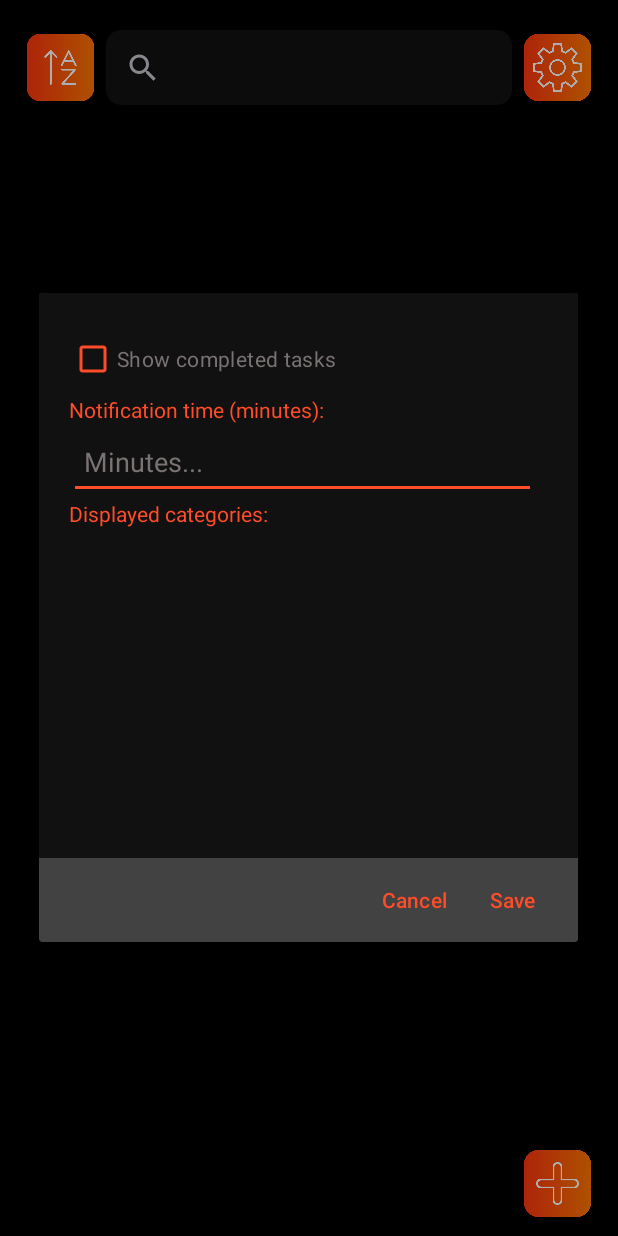
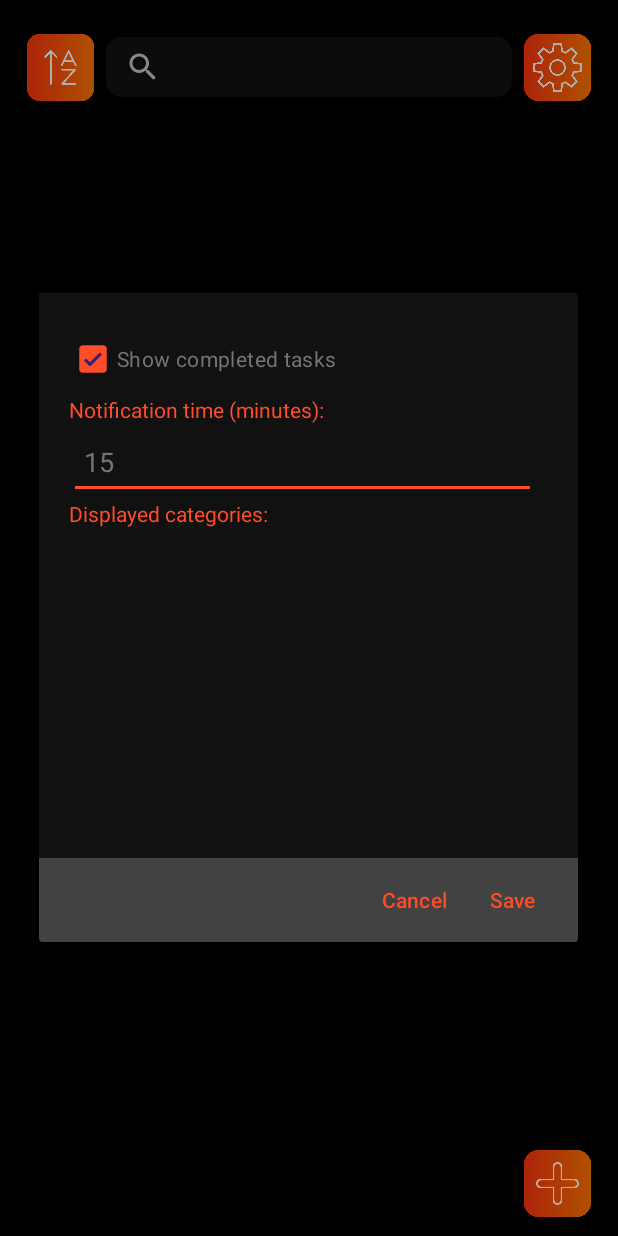
Before and after one commit to Hodgparjor/ProjektowanieAplikacjiMobilnych2024, an Android app: the screen it shows after launch (MainActivity), after a tap on an icon or button, on a phone screen of 412 x 824 dp. Run offline under Robolectric (Android 15) with nearby library versions, the phone set to English and light mode, and no system bars; 1 other tap on this screen came first.

Commit message:
End of Day commit, added task display
Also, began working on settings.
Must be done: Task on click edit view

```diff
--- a/ToDo/app/src/main/java/com/example/todo/DbHelper.java
+++ b/ToDo/app/src/main/java/com/example/todo/DbHelper.java
@@ -5,6 +5,7 @@ import android.content.Context;
 import android.database.Cursor;
 import android.database.sqlite.SQLiteDatabase;
 import android.database.sqlite.SQLiteOpenHelper;
+import android.util.Log;
 
 import androidx.annotation.Nullable;
 
@@ -104,8 +105,11 @@ public class DbHelper extends SQLiteOpenHelper {
         values.put(IS_NOTIFICATION_ENABLED, task.isNotificationEnabled() ? 1 : 0);
         values.put(CATEGORY, task.getCategory());
         values.put(ATTACHMENTS, String.join(",", task.getAttachments()));
+        int result = db.update(TABLE_TASKS, values, ID + " = ?", new String[]{String.valueOf(task.getId())});
+        db.close();
+        Log.d("Database", "updated task. Title: " + task.getTitle() + " Completed: " + task.isCompleted);
 
-        return db.update(TABLE_TASKS, values, ID + " = ?", new String[]{String.valueOf(task.getId())});
+        return result;
     }
 
     public void deleteTask(Task task) {
@@ -127,4 +131,29 @@ public class DbHelper extends SQLiteOpenHelper {
         cursor.close();
         return categories;
     }
+
+    public List<Task> getAllTasks() {
+        List<Task> taskList = new ArrayList<>();
+        String selectQuery = "SELECT * FROM " + TABLE_TASKS;
+        SQLiteDatabase db = this.getWritableDatabase();
+        Cursor cursor = db.rawQuery(selectQuery, null);
+        if (cursor.moveToFirst()) {
+            do {
+                Task task = new Task(
+                        cursor.getInt(cursor.getColumnIndexOrThrow(ID)),
+                        cursor.getString(cursor.getColumnIndexOrThrow(TITLE)),
+                        cursor.getString(cursor.getColumnIndexOrThrow(DESCRIPTION)),
+                        cursor.getLong(cursor.getColumnIndexOrThrow(CREATION)),
+                        cursor.getLong(cursor.getColumnIndexOrThrow(DEADLINE)),
+                        cursor.getInt(cursor.getColumnIndexOrThrow(IS_COMPLETED)) == 1,
+                        cursor.getInt(cursor.getColumnIndexOrThrow(IS_NOTIFICATION_ENABLED)) == 1,
+                        cursor.getString(cursor.getColumnIndexOrThrow(CATEGORY)),
+                        new ArrayList<>(List.of(cursor.getString(cursor.getColumnIndexOrThrow(ATTACHMENTS)).split(",")))
+                );
+                taskList.add(task);
+            } while (cursor.moveToNext());
+        }
+        cursor.close();
+        return taskList;
+    }
 }
--- a/ToDo/app/src/main/java/com/example/todo/MainActivity.java
+++ b/ToDo/app/src/main/java/com/example/todo/MainActivity.java
@@ -2,14 +2,17 @@ package com.example.todo;
 
 import android.app.DatePickerDialog;
 import android.app.TimePickerDialog;
+import android.content.SharedPreferences;
 import android.os.Bundle;
+import android.os.Handler;
+import android.os.Looper;
 import android.util.Log;
 import android.view.View;
 import android.widget.Button;
 import android.widget.CheckBox;
 import android.widget.EditText;
 import android.widget.ImageButton;
-import android.widget.Spinner;
+import android.widget.SearchView;
 import android.widget.TextView;
 
 import androidx.activity.EdgeToEdge;
@@ -21,18 +24,22 @@ import androidx.core.view.WindowInsetsCompat;
 import androidx.recyclerview.widget.LinearLayoutManager;
 import androidx.recyclerview.widget.RecyclerView;
 
+import com.example.todo.Adapters.TaskAdapter;
+
 import java.io.File;
+import java.text.SimpleDateFormat;
 import java.util.ArrayList;
 import java.util.Calendar;
 import java.util.List;
+import java.util.Locale;
 import java.util.Set;
-import java.util.concurrent.atomic.AtomicLong;
 
 public class MainActivity extends AppCompatActivity {
 
     private RecyclerView tasksRecyclerView;
-
+    private TaskAdapter taskAdapter;
     private DbHelper db;
+    private SharedPreferencesManager preferencesManager;
     private boolean isSortDescending = true;
 
     private long selectedDeadline = 0;
@@ -47,10 +54,16 @@ public class MainActivity extends AppCompatActivity {
             v.setPadding(systemBars.left, systemBars.top, systemBars.right, systemBars.bottom);
             return insets;
         });
+        Init();
+        applySettings();
+    }
 
+    private void Init() {
         db = new DbHelper(this);
-
+        preferencesManager = new SharedPreferencesManager(this);
+        initializeTasksRecyclerView();
         initializeButtons();
+        initializeFiltering();
     }
 
     private void initializeButtons() {
@@ -59,18 +72,41 @@ public class MainActivity extends AppCompatActivity {
         findViewById(R.id.addTaskBtn).setOnClickListener(v -> { showAddTaskDialog(); });
     }
 
+    private void initializeTasksRecyclerView() {
+        tasksRecyclerView = findViewById(R.id.tasksRecyclerView);
+        taskAdapter = new TaskAdapter(this, db.getAllTasks());
+
+        tasksRecyclerView.setLayoutManager(new LinearLayoutManager(this));
+        tasksRecyclerView.setAdapter(taskAdapter);
+    }
+
+    private void initializeFiltering() {
+        ((android.widget.SearchView)findViewById(R.id.searchView)).setOnQueryTextListener(new SearchView.OnQueryTextListener() {
+            @Override
+            public boolean onQueryTextSubmit(String query) {
+                taskAdapter.filter(query);
+                return false;
+            }
+
+            @Override
+            public boolean onQueryTextChange(String newText) {
+                taskAdapter.filter(newText);
+                return false;
+            }
+        });
+
+    }
+
     private void changeSorting() {
         ImageButton sortButton = findViewById(R.id.sortBtn);
         isSortDescending = !isSortDescending;
 
+        taskAdapter.sort(isSortDescending);
         if(isSortDescending) {
             sortButton.setImageResource(R.drawable.sort_descending);
         } else {
             sortButton.setImageResource(R.drawable.sort_ascending);
         }
-
-        //TODO: Add sorting.
-
     }
 
     private void showAddTaskDialog() {
@@ -78,7 +114,6 @@ public class MainActivity extends AppCompatActivity {
         View view = getLayoutInflater().inflate(R.layout.add_task, null);
         builder.setView(view);
 
-        long selectedDeadline = 1;
         List<String> selectedAttachments = new ArrayList<>();
 
         EditText titleEditText = view.findViewById(R.id.title);
@@ -111,8 +146,9 @@ public class MainActivity extends AppCompatActivity {
             long creationTime = System.currentTimeMillis();
             Task task = new Task(0, title, description, creationTime, selectedDeadline, false, isNotificationEnabled, category, new ArrayList<>(selectedAttachments));
             db.createTask(task);
+            taskAdapter.updateTasksList(db.getAllTasks());
 //            scheduleNotification(task);
-//            updateTaskList();
+
         });
 
         builder.setNegativeButton("Cancel", (dialog, which) -> {
@@ -143,8 +179,12 @@ public class MainActivity extends AppCompatActivity {
             new TimePickerDialog(this, (view1, hourOfDay, minute) -> {
                 newDate.set(Calendar.HOUR_OF_DAY, hourOfDay);
                 newDate.set(Calendar.MINUTE, minute);
+
                 selectedDeadline = newDate.getTimeInMillis();
-                dueDateTextView.setText(newDate.getTime().toString());
+
+                SimpleDateFormat sdf = new SimpleDateFormat("dd.MM.yyyy HH:mm", Locale.getDefault());
+                String formattedDate = sdf.format(newDate.getTime());
+                dueDateTextView.setText(formattedDate);
             }, currentDate.get(Calendar.HOUR_OF_DAY), currentDate.get(Calendar.MINUTE), true).show();
         }, currentDate.get(Calendar.YEAR), currentDate.get(Calendar.MONTH), currentDate.get(Calendar.DATE)).show();
     }
@@ -158,8 +198,8 @@ public class MainActivity extends AppCompatActivity {
         RecyclerView categoriesRecyclerView = view.findViewById(R.id.categoriesRecyclerView);
         EditText notificationTimeEditText = view.findViewById(R.id.notificationTime);
 
-//        showCompletedTasksCheckBox.setChecked(sharedPreferencesHelper.loadHideCompleted());
-//        notificationTimeEditText.setText(String.valueOf(sharedPreferencesHelper.loadNotificationTime()));
+        showCompletedTasksCheckBox.setChecked(preferencesManager.getShowCompleted());
+        notificationTimeEditText.setText(String.valueOf(preferencesManager.getNotificationTime()));
 
         List<String> categories = db.getCategories();
         categories.add(0, "all");
@@ -168,21 +208,49 @@ public class MainActivity extends AppCompatActivity {
 //        categoriesRecyclerView.setAdapter(categoriesAdapter);
 
         builder.setPositiveButton("Save", (dialog, which) -> {
-//            boolean hideCompleted = showCompletedTasksCheckBox.isChecked();
-//            sharedPreferencesHelper.saveHideCompleted(hideCompleted);
-//
+            preferencesManager.putShowCompleted(showCompletedTasksCheckBox.isChecked());
+
 //            Set<String> selectedCategories = categoriesAdapter.getSelectedCategories();
 //            sharedPreferencesHelper.saveSelectedCategories(selectedCategories);
-//
-//            int notificationTime = Integer.parseInt(notificationTimeEditText.getText().toString());
-//            String notificationUnit = notificationUnitSpinner.getSelectedItem().toString();
-//            sharedPreferencesHelper.saveNotificationTime(notificationTime, notificationUnit);
-//
-//            applySettings();
+
+            int notificationTime = Integer.parseInt(notificationTimeEditText.getText().toString());
+            preferencesManager.putNotificationTime(notificationTime);
+
+            applySettings();
         });
 
         builder.setNegativeButton("Cancel", (dialog, which) -> dialog.dismiss());
 
         builder.create().show();
     }
+
+    private void applySettings() {
+        boolean showCompleted = preferencesManager.getShowCompleted();
+        Set<String> selectedCategories = preferencesManager.getSelectedCategories();
+
+        List<Task> taskList = db.getAllTasks();
+        if (!showCompleted) {
+            taskList = filterCompletedTasks(taskList);
+        }
+//        if (!selectedCategories.contains("all")) {
+//            taskList = filterTasksByCategory(taskList, selectedCategories);
+//        }
+
+        List<Task> finalTaskList = taskList;
+        new Handler(Looper.getMainLooper()).post(() -> {
+            taskAdapter.updateTasksList(finalTaskList);
+            taskAdapter.sort(isSortDescending);
+        });
+    }
+
+    private List<Task> filterCompletedTasks(List<Task> taskList) {
+        List<Task> filteredTasks = new ArrayList<>();
+        for (Task task : taskList) {
+            if (!task.isCompleted()) {
+                filteredTasks.add(task);
+            }
+        }
+        return filteredTasks;
+    }
+
 }
--- /dev/null
+++ b/ToDo/app/src/main/java/com/example/todo/SharedPreferencesManager.java
@@ -0,0 +1,45 @@
+package com.example.todo;
+
+import android.content.Context;
+import android.content.SharedPreferences;
+
+import java.util.HashSet;
+import java.util.Set;
+
+public class SharedPreferencesManager {
+    private static final String SHARED_PREFERENCES_FILE = "ToDoSharedPreferences";
+    private static final String SHOW_COMPLETED = "show_completed";
+    private static final String NOTIFICATION_TIME = "notification_time";
+    private static final String DISPLAYED_CATEGORIES = "displayed_categories";
+
+    private SharedPreferences preferences;
+
+    public SharedPreferencesManager(Context context) {
+        preferences = context.getSharedPreferences(SHARED_PREFERENCES_FILE, Context.MODE_PRIVATE);
+    }
+
+    public void putShowCompleted(boolean showCompleted) {
+        preferences.edit().putBoolean(SHOW_COMPLETED, showCompleted).apply();
+    }
+
+    public boolean getShowCompleted() {
+        return preferences.getBoolean(SHOW_COMPLETED, true);
+    }
+
+    public void putSelectedCategories(Set<String> selectedCategories) {
+        preferences.edit().putStringSet(DISPLAYED_CATEGORIES, selectedCategories).apply();
+    }
+
+    public Set<String> getSelectedCategories() {
+        return preferences.getStringSet(DISPLAYED_CATEGORIES, new HashSet<>());
+    }
+
+    public void putNotificationTime(int time) {
+        preferences.edit().putInt(NOTIFICATION_TIME, time).apply();
+    }
+
+    public int getNotificationTime() {
+        return preferences.getInt(NOTIFICATION_TIME, 15);
+    }
+
+}
--- a/ToDo/app/src/main/java/com/example/todo/Task.java
+++ b/ToDo/app/src/main/java/com/example/todo/Task.java
@@ -10,6 +10,9 @@ public class Task {
     String description;
     long creation;
     long deadline;
+    boolean isCompleted;
+    boolean isNotificationEnabled;
+    private List<String> attachments;
 
     public int getId() {
         return id;
@@ -83,9 +86,6 @@ public class Task {
         this.attachments = attachments;
     }
 
-    boolean isCompleted;
-    boolean isNotificationEnabled;
-    private List<String> attachments;
 
     public Task(int id, String title, String description, long creation, long deadline, boolean isCompleted, boolean isNotificationEnabled, String category, List<String> attachments) {
         this.id = id;
--- a/ToDo/app/src/main/res/layout/activity_main.xml
+++ b/ToDo/app/src/main/res/layout/activity_main.xml
@@ -33,10 +33,11 @@
                 android:id="@+id/searchView"
                 android:layout_width="0dp"
                 android:layout_weight="1"
-                android:layout_height="50dp"
+                android:layout_height="40dp"
                 android:background="@drawable/rounded_corner"
                 android:layout_marginRight="5dp"
-                android:layout_marginLeft="5dp"/>
+                android:layout_marginLeft="5dp"
+                android:layout_gravity="center_vertical" />
 
             <ImageButton
                 android:id="@+id/settingsBtn"
@@ -51,7 +52,7 @@
 
         <androidx.recyclerview.widget.RecyclerView
             android:layout_marginTop="5dp"
-            android:id="@+id/recyclerView"
+            android:id="@+id/tasksRecyclerView"
             android:layout_width="match_parent"
             android:layout_height="0dp"
             android:layout_weight="1" />
--- a/ToDo/app/src/main/res/layout/add_task.xml
+++ b/ToDo/app/src/main/res/layout/add_task.xml
@@ -49,7 +49,7 @@
         <TextView
             android:layout_width="wrap_content"
             android:layout_height="wrap_content"
-            android:text="Title"
+            android:text="Category"
             android:textColor="@color/primary"
             android:textSize="14sp"/>
 
@@ -70,7 +70,7 @@
             android:layout_height="wrap_content"
             android:text="Enable notification"
             android:textColor="@color/secondaryLighter"
-            android:buttonTint="@color/primary"
+            android:backgroundTint="@color/primary"
             android:checked="false"/>
 
         <TextView
--- a/ToDo/app/src/main/res/layout/settings.xml
+++ b/ToDo/app/src/main/res/layout/settings.xml
@@ -16,7 +16,7 @@
             android:layout_height="wrap_content"
             android:text="Show completed tasks"
             android:textColor="@color/secondaryLighter"
-            android:buttonTint="@color/primary"
+            android:backgroundTint="@color/primary"
             android:checked="false"/>
 
         <TextView
--- a/ToDo/app/src/main/res/values-night/themes.xml
+++ b/ToDo/app/src/main/res/values-night/themes.xml
@@ -9,6 +9,6 @@
         <item name="android:windowBackground">@color/secondary</item>
         <item name="android:colorBackground">@color/secondary</item>
         <item name="colorSurface">@color/secondary</item>
-        <item name="colorSecondary">@color/secondary</item>
+        <item name="colorSecondary">@color/primary</item>
     </style>
 </resources>
```
Also changed, not shown: ToDo/app/src/main/java/com/example/todo/Adapters/TaskAdapter.java (added, +173 -0 lines), ToDo/app/src/main/java/com/example/todo/Adapters/TaskViewHolder.java (added, +31 -0 lines), ToDo/app/src/main/res/layout/task_item.xml (added, +101 -0 lines), ToDo/app/src/main/res/drawable/attachment_icon.png (added), ToDo/app/src/main/res/drawable/trash.png (added).
